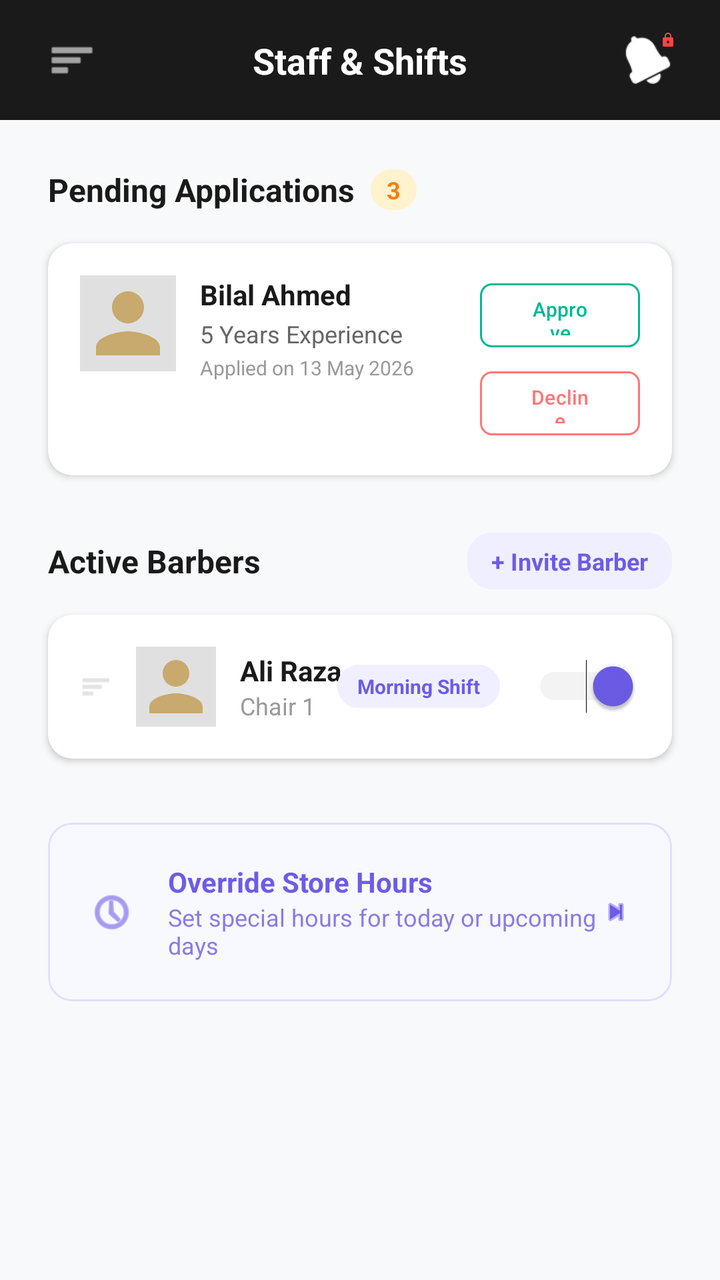
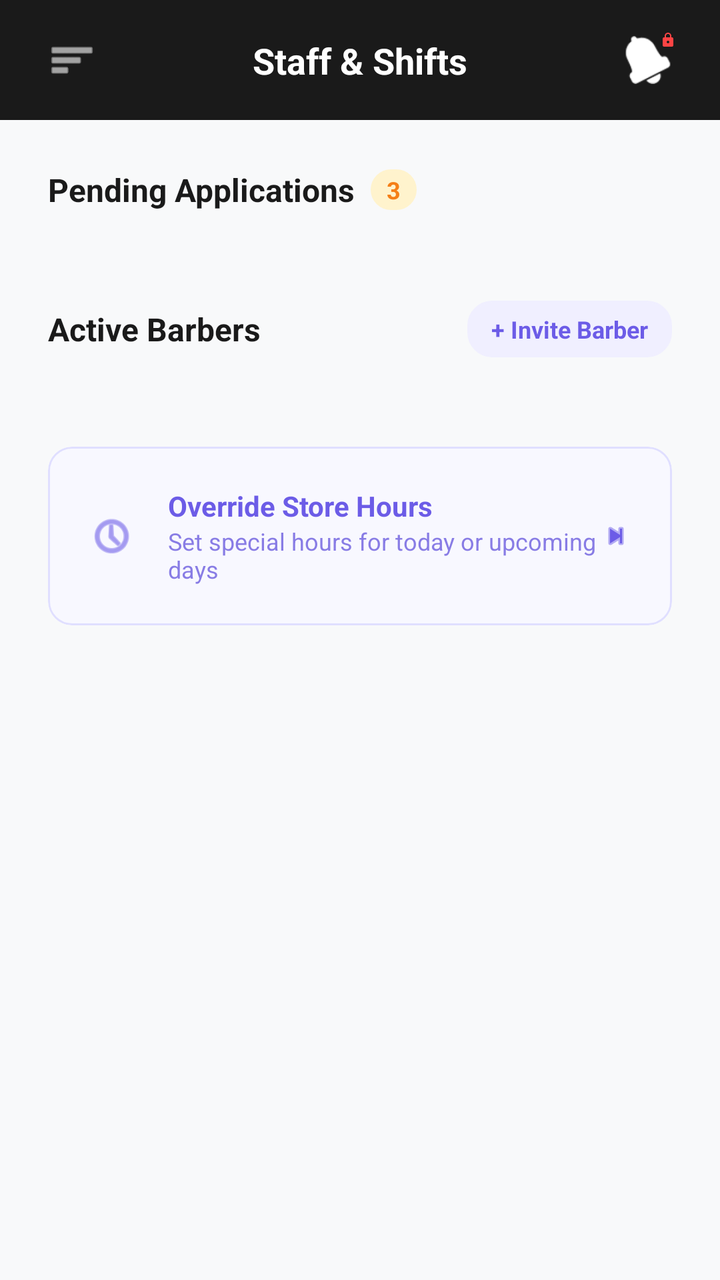

Screens rendered from an Android XML layout before and after an edit, with the pre-edit source and the edit as a unified diff.
<!-- AndroidManifest.xml: application theme Theme.Trimly -->
<!-- res/layout/fragment_staff_manager.xml -->
<?xml version="1.0" encoding="utf-8"?>
<ScrollView xmlns:android="http://schemas.android.com/apk/res/android"
    xmlns:app="http://schemas.android.com/apk/res-auto"
    android:layout_width="match_parent"
    android:layout_height="match_parent"
    android:background="#F8F9FA"
    android:fillViewport="true">

    <androidx.constraintlayout.widget.ConstraintLayout
        android:layout_width="match_parent"
        android:layout_height="wrap_content"
        android:paddingBottom="40dp">

        <View
            android:id="@+id/top_bar"
            android:layout_width="match_parent"
            android:layout_height="60dp"
            android:background="#1A1A1A"
            app:layout_constraintTop_toTopOf="parent" />

        <ImageView
            android:layout_width="24dp"
            android:layout_height="24dp"
            android:layout_marginStart="24dp"
            android:src="@android:drawable/ic_menu_sort_by_size"
            app:layout_constraintBottom_toBottomOf="@id/top_bar"
            app:layout_constraintStart_toStartOf="parent"
            app:layout_constraintTop_toTopOf="@id/top_bar"
            app:tint="#FFFFFF" />

        <TextView
            android:layout_width="wrap_content"
            android:layout_height="wrap_content"
            android:text="Staff &amp; Shifts"
            android:textColor="#FFFFFF"
            android:textSize="18sp"
            android:textStyle="bold"
            app:layout_constraintBottom_toBottomOf="@id/top_bar"
            app:layout_constraintEnd_toEndOf="parent"
            app:layout_constraintStart_toStartOf="parent"
            app:layout_constraintTop_toTopOf="@id/top_bar" />

        <ImageView
            android:layout_width="24dp"
            android:layout_height="24dp"
            android:layout_marginEnd="24dp"
            android:src="@android:drawable/ic_popup_reminder"
            app:layout_constraintBottom_toBottomOf="@id/top_bar"
            app:layout_constraintEnd_toEndOf="parent"
            app:layout_constraintTop_toTopOf="@id/top_bar"
            app:tint="#FFFFFF" />

        <View
            android:layout_width="8dp"
            android:layout_height="8dp"
            android:layout_marginTop="16dp"
            android:layout_marginEnd="22dp"
            android:backgroundTint="#FF4444"
            android:background="@drawable/ic_lock"
            app:layout_constraintEnd_toEndOf="parent"
            app:layout_constraintTop_toTopOf="@id/top_bar" />

        <TextView
            android:id="@+id/tv_pending_title"
            android:layout_width="wrap_content"
            android:layout_height="wrap_content"
            android:layout_marginStart="24dp"
            android:layout_marginTop="24dp"
            android:text="Pending Applications"
            android:textColor="#1A1A1A"
            android:textSize="16sp"
            android:textStyle="bold"
            app:layout_constraintStart_toStartOf="parent"
            app:layout_constraintTop_toBottomOf="@id/top_bar" />

        <TextView
            android:layout_width="wrap_content"
            android:layout_height="wrap_content"
            android:layout_marginStart="8dp"
            android:background="@drawable/bg_input_beige"
            android:backgroundTint="#FFF3CD"
            android:paddingHorizontal="8dp"
            android:paddingVertical="2dp"
            android:text="3"
            android:textColor="#F57F17"
            android:textSize="12sp"
            android:textStyle="bold"
            app:layout_constraintBottom_toBottomOf="@id/tv_pending_title"
            app:layout_constraintStart_toEndOf="@id/tv_pending_title"
            app:layout_constraintTop_toTopOf="@id/tv_pending_title" />

        <com.google.android.material.card.MaterialCardView
            android:id="@+id/card_pending_example"
            android:layout_width="match_parent"
            android:layout_height="wrap_content"
            android:layout_marginHorizontal="24dp"
            android:layout_marginTop="16dp"
            app:cardBackgroundColor="#FFFFFF"
            app:cardCornerRadius="12dp"
            app:cardElevation="2dp"
            app:strokeWidth="0dp"
            app:layout_constraintTop_toBottomOf="@id/tv_pending_title">

            <androidx.constraintlayout.widget.ConstraintLayout
                android:layout_width="match_parent"
                android:layout_height="wrap_content"
                android:padding="16dp">

                <ImageView
                    android:id="@+id/img_pending_avatar"
                    android:layout_width="48dp"
                    android:layout_height="48dp"
                    android:background="#E0E0E0"
                    android:src="@drawable/ic_user"
                    app:layout_constraintStart_toStartOf="parent"
                    app:layout_constraintTop_toTopOf="parent" />

                <TextView
                    android:id="@+id/tv_pending_name"
                    android:layout_width="wrap_content"
                    android:layout_height="wrap_content"
                    android:layout_marginStart="12dp"
                    android:text="Bilal Ahmed"
                    android:textColor="#1A1A1A"
                    android:textStyle="bold"
                    app:layout_constraintStart_toEndOf="@id/img_pending_avatar"
                    app:layout_constraintTop_toTopOf="@id/img_pending_avatar" />

                <TextView
                    android:id="@+id/tv_pending_exp"
                    android:layout_width="wrap_content"
                    android:layout_height="wrap_content"
                    android:layout_marginTop="2dp"
                    android:text="5 Years Experience"
                    android:textColor="#666666"
                    android:textSize="12sp"
                    app:layout_constraintStart_toStartOf="@id/tv_pending_name"
                    app:layout_constraintTop_toBottomOf="@id/tv_pending_name" />

                <TextView
                    android:layout_width="wrap_content"
                    android:layout_height="wrap_content"
                    android:layout_marginTop="2dp"
                    android:text="Applied on 13 May 2026"
                    android:textColor="#999999"
                    android:textSize="10sp"
                    app:layout_constraintStart_toStartOf="@id/tv_pending_name"
                    app:layout_constraintTop_toBottomOf="@id/tv_pending_exp" />

                <com.google.android.material.button.MaterialButton
                    android:id="@+id/btn_approve"
                    android:layout_width="80dp"
                    android:layout_height="40dp"
                    android:text="Approve"
                    android:textColor="#00B894"
                    android:textSize="10sp"
                    app:backgroundTint="#FFFFFF"
                    app:cornerRadius="6dp"
                    app:strokeColor="#00B894"
                    app:strokeWidth="1dp"
                    app:layout_constraintEnd_toEndOf="parent"
                    app:layout_constraintTop_toTopOf="parent" />

                <com.google.android.material.button.MaterialButton
                    android:id="@+id/btn_decline"
                    android:layout_width="80dp"
                    android:layout_height="40dp"
                    android:layout_marginTop="4dp"
                    android:text="Decline"
                    android:textColor="#FF7675"
                    android:textSize="10sp"
                    app:backgroundTint="#FFFFFF"
                    app:cornerRadius="6dp"
                    app:strokeColor="#FF7675"
                    app:strokeWidth="1dp"
                    app:layout_constraintEnd_toEndOf="parent"
                    app:layout_constraintTop_toBottomOf="@id/btn_approve" />

            </androidx.constraintlayout.widget.ConstraintLayout>
        </com.google.android.material.card.MaterialCardView>

        <TextView
            android:id="@+id/tv_active_title"
            android:layout_width="wrap_content"
            android:layout_height="wrap_content"
            android:layout_marginStart="24dp"
            android:layout_marginTop="32dp"
            android:text="Active Barbers"
            android:textColor="#1A1A1A"
            android:textSize="16sp"
            android:textStyle="bold"
            app:layout_constraintStart_toStartOf="parent"
            app:layout_constraintTop_toBottomOf="@id/card_pending_example" />

        <TextView
            android:id="@+id/btn_add_barber_mockup"
            android:layout_width="wrap_content"
            android:layout_height="wrap_content"
            android:layout_marginEnd="24dp"
            android:background="@drawable/bg_input_beige"
            android:backgroundTint="#F0EFFF"
            android:paddingHorizontal="12dp"
            android:paddingVertical="6dp"
            android:text="+ Invite Barber"
            android:textColor="#6C5CE7"
            android:textSize="12sp"
            android:textStyle="bold"
            app:layout_constraintBottom_toBottomOf="@id/tv_active_title"
            app:layout_constraintEnd_toEndOf="parent"
            app:layout_constraintTop_toTopOf="@id/tv_active_title" />

        <com.google.android.material.card.MaterialCardView
            android:id="@+id/card_active_example"
            android:layout_width="match_parent"
            android:layout_height="72dp"
            android:layout_marginHorizontal="24dp"
            android:layout_marginTop="16dp"
            app:cardBackgroundColor="#FFFFFF"
            app:cardCornerRadius="12dp"
            app:cardElevation="2dp"
            app:strokeWidth="0dp"
            app:layout_constraintTop_toBottomOf="@id/tv_active_title">

            <RelativeLayout
                android:layout_width="match_parent"
                android:layout_height="match_parent"
                android:paddingHorizontal="16dp">

                <ImageView
                    android:id="@+id/img_drag"
                    android:layout_width="16dp"
                    android:layout_height="16dp"
                    android:layout_centerVertical="true"
                    android:src="@android:drawable/ic_menu_sort_by_size"
                    app:tint="#D1D1D1" />

                <ImageView
                    android:id="@+id/img_active_avatar"
                    android:layout_width="40dp"
                    android:layout_height="40dp"
                    android:layout_centerVertical="true"
                    android:layout_marginStart="12dp"
                    android:layout_toEndOf="@id/img_drag"
                    android:background="#E0E0E0"
                    android:src="@drawable/ic_user" />

                <LinearLayout
                    android:layout_width="wrap_content"
                    android:layout_height="wrap_content"
                    android:layout_centerVertical="true"
                    android:layout_marginStart="12dp"
                    android:layout_toEndOf="@id/img_active_avatar"
                    android:orientation="vertical">

                    <TextView
                        android:layout_width="wrap_content"
                        android:layout_height="wrap_content"
                        android:text="Ali Raza"
                        android:textColor="#1A1A1A"
                        android:textStyle="bold" />

                    <TextView
                        android:layout_width="wrap_content"
                        android:layout_height="wrap_content"
                        android:text="Chair 1"
                        android:textColor="#999999"
                        android:textSize="12sp" />
                </LinearLayout>

                <TextView
                    android:layout_width="wrap_content"
                    android:layout_height="wrap_content"
                    android:layout_centerVertical="true"
                    android:layout_marginEnd="16dp"
                    android:layout_toStartOf="@id/switch_active"
                    android:background="@drawable/bg_input_beige"
                    android:backgroundTint="#F0EFFF"
                    android:paddingHorizontal="10dp"
                    android:paddingVertical="4dp"
                    android:text="Morning Shift"
                    android:textColor="#6C5CE7"
                    android:textSize="10sp"
                    android:textStyle="bold" />

                <Switch
                    android:id="@+id/switch_active"
                    android:layout_width="wrap_content"
                    android:layout_height="wrap_content"
                    android:layout_alignParentEnd="true"
                    android:layout_centerVertical="true"
                    android:checked="true"
                    android:thumbTint="#6C5CE7"
                    android:trackTint="#D1D1D1" />
            </RelativeLayout>
        </com.google.android.material.card.MaterialCardView>

        <com.google.android.material.card.MaterialCardView
            android:layout_width="match_parent"
            android:layout_height="wrap_content"
            android:layout_marginHorizontal="24dp"
            android:layout_marginTop="32dp"
            app:cardBackgroundColor="#F8F8FF"
            app:cardCornerRadius="12dp"
            app:cardElevation="0dp"
            app:strokeColor="#E0DFFF"
            app:strokeWidth="1dp"
            app:layout_constraintTop_toBottomOf="@id/card_active_example">

            <RelativeLayout
                android:layout_width="match_parent"
                android:layout_height="match_parent"
                android:padding="20dp">

                <ImageView
                    android:id="@+id/img_clock"
                    android:layout_width="24dp"
                    android:layout_height="24dp"
                    android:layout_centerVertical="true"
                    android:src="@android:drawable/ic_menu_recent_history"
                    app:tint="#6C5CE7" />

                <LinearLayout
                    android:layout_width="wrap_content"
                    android:layout_height="wrap_content"
                    android:layout_centerVertical="true"
                    android:layout_marginStart="16dp"
                    android:layout_toEndOf="@id/img_clock"
                    android:orientation="vertical">

                    <TextView
                        android:layout_width="wrap_content"
                        android:layout_height="wrap_content"
                        android:text="Override Store Hours"
                        android:textColor="#6C5CE7"
                        android:textStyle="bold" />

                    <TextView
                        android:layout_width="wrap_content"
                        android:layout_height="wrap_content"
                        android:text="Set special hours for today or upcoming days"
                        android:textColor="#887CE5"
                        android:textSize="12sp" />
                </LinearLayout>

                <ImageView
                    android:layout_width="16dp"
                    android:layout_height="16dp"
                    android:layout_alignParentEnd="true"
                    android:layout_centerVertical="true"
                    android:src="@android:drawable/ic_media_next"
                    app:tint="#6C5CE7" />
            </RelativeLayout>
        </com.google.android.material.card.MaterialCardView>

    </androidx.constraintlayout.widget.ConstraintLayout>
</ScrollView>
<!-- resources referenced by this layout -->
<resources>
  <!-- drawable bg_input_beige (drawable) -->
  <shape xmlns:android="http://schemas.android.com/apk/res/android">
      <solid android:color="#F5F0E8"/>
      <corners android:radius="12dp"/>
      <stroke android:color="#E0D5C5" android:width="1dp"/>
  </shape>
  <!-- drawable ic_lock (drawable) -->
  <vector xmlns:android="http://schemas.android.com/apk/res/android"
      android:width="24dp"
      android:height="24dp"
      android:viewportWidth="24"
      android:viewportHeight="24"
      android:tint="#C8A96E">
      <path
          android:fillColor="#1A1814"
          android:pathData="M18,8h-1L17,6c0,-2.76 -2.24,-5 -5,-5S7,3.24 7,6v2L6,8c-1.1,0 -2,0.9 -2,2v10c0,1.1 0.9,2 2,2h12c1.1,0 2,-0.9 2,-2L20,10c0,-1.1 -0.9,-2 -2,-2zM12,17c-1.1,0 -2,-0.9 -2,-2s0.9,-2 2,-2 2,0.9 2,2 -0.9,2 -2,2zM15.1,8L8.9,8L8.9,6c0,-1.71 1.39,-3.1 3.1,-3.1 1.71,0 3.1,1.39 3.1,3.1v2z"/>
  </vector>
  <!-- drawable ic_user (drawable) -->
  <vector xmlns:android="http://schemas.android.com/apk/res/android"
      android:width="24dp"
      android:height="24dp"
      android:viewportWidth="24"
      android:viewportHeight="24"
      android:tint="#C8A96E">
      <path
          android:fillColor="#1A1814"
          android:pathData="M12,12c2.21,0 4,-1.79 4,-4s-1.79,-4 -4,-4 -4,1.79 -4,4 1.79,4 4,4zM12,14c-2.67,0 -8,1.34 -8,4v2h16v-2c0,-2.66 -5.33,-4 -8,-4z"/>
  </vector>
  <style name="Theme.Trimly" parent="Base.Theme.Trimly" />
  <style name="Base.Theme.Trimly" parent="Theme.Material3.DayNight.NoActionBar">
          
          
      </style>
</resources>

<!-- the commit's change to res/layout/fragment_staff_manager.xml (unified diff, before → after) -->
@@ -89,95 +89,13 @@
             app:layout_constraintStart_toEndOf="@id/tv_pending_title"
             app:layout_constraintTop_toTopOf="@id/tv_pending_title" />
 
-        <com.google.android.material.card.MaterialCardView
-            android:id="@+id/card_pending_example"
+        <androidx.recyclerview.widget.RecyclerView
+            android:id="@+id/rv_pending_barbers"
             android:layout_width="match_parent"
             android:layout_height="wrap_content"
-            android:layout_marginHorizontal="24dp"
             android:layout_marginTop="16dp"
-            app:cardBackgroundColor="#FFFFFF"
-            app:cardCornerRadius="12dp"
-            app:cardElevation="2dp"
-            app:strokeWidth="0dp"
-            app:layout_constraintTop_toBottomOf="@id/tv_pending_title">
-
-            <androidx.constraintlayout.widget.ConstraintLayout
-                android:layout_width="match_parent"
-                android:layout_height="wrap_content"
-                android:padding="16dp">
-
-                <ImageView
-                    android:id="@+id/img_pending_avatar"
-                    android:layout_width="48dp"
-                    android:layout_height="48dp"
-                    android:background="#E0E0E0"
-                    android:src="@drawable/ic_user"
-                    app:layout_constraintStart_toStartOf="parent"
-                    app:layout_constraintTop_toTopOf="parent" />
-
-                <TextView
-                    android:id="@+id/tv_pending_name"
-                    android:layout_width="wrap_content"
-                    android:layout_height="wrap_content"
-                    android:layout_marginStart="12dp"
-                    android:text="Bilal Ahmed"
-                    android:textColor="#1A1A1A"
-                    android:textStyle="bold"
-                    app:layout_constraintStart_toEndOf="@id/img_pending_avatar"
-                    app:layout_constraintTop_toTopOf="@id/img_pending_avatar" />
-
-                <TextView
-                    android:id="@+id/tv_pending_exp"
-                    android:layout_width="wrap_content"
-                    android:layout_height="wrap_content"
-                    android:layout_marginTop="2dp"
-                    android:text="5 Years Experience"
-                    android:textColor="#666666"
-                    android:textSize="12sp"
-                    app:layout_constraintStart_toStartOf="@id/tv_pending_name"
-                    app:layout_constraintTop_toBottomOf="@id/tv_pending_name" />
-
-                <TextView
-                    android:layout_width="wrap_content"
-                    android:layout_height="wrap_content"
-                    android:layout_marginTop="2dp"
-                    android:text="Applied on 13 May 2026"
-                    android:textColor="#999999"
-                    android:textSize="10sp"
-                    app:layout_constraintStart_toStartOf="@id/tv_pending_name"
-                    app:layout_constraintTop_toBottomOf="@id/tv_pending_exp" />
-
-                <com.google.android.material.button.MaterialButton
-                    android:id="@+id/btn_approve"
-                    android:layout_width="80dp"
-                    android:layout_height="40dp"
-                    android:text="Approve"
-                    android:textColor="#00B894"
-                    android:textSize="10sp"
-                    app:backgroundTint="#FFFFFF"
-                    app:cornerRadius="6dp"
-                    app:strokeColor="#00B894"
-                    app:strokeWidth="1dp"
-                    app:layout_constraintEnd_toEndOf="parent"
-                    app:layout_constraintTop_toTopOf="parent" />
-
-                <com.google.android.material.button.MaterialButton
-                    android:id="@+id/btn_decline"
-                    android:layout_width="80dp"
-                    android:layout_height="40dp"
-                    android:layout_marginTop="4dp"
-                    android:text="Decline"
-                    android:textColor="#FF7675"
-                    android:textSize="10sp"
-                    app:backgroundTint="#FFFFFF"
-                    app:cornerRadius="6dp"
-                    app:strokeColor="#FF7675"
-                    app:strokeWidth="1dp"
-                    app:layout_constraintEnd_toEndOf="parent"
-                    app:layout_constraintTop_toBottomOf="@id/btn_approve" />
-
-            </androidx.constraintlayout.widget.ConstraintLayout>
-        </com.google.android.material.card.MaterialCardView>
+            android:nestedScrollingEnabled="false"
+            app:layout_constraintTop_toBottomOf="@id/tv_pending_title" />
 
         <TextView
             android:id="@+id/tv_active_title"
@@ -190,7 +108,7 @@
             android:textSize="16sp"
             android:textStyle="bold"
             app:layout_constraintStart_toStartOf="parent"
-            app:layout_constraintTop_toBottomOf="@id/card_pending_example" />
+            app:layout_constraintTop_toBottomOf="@id/rv_pending_barbers" />
 
         <TextView
             android:id="@+id/btn_add_barber_mockup"
@@ -209,90 +127,13 @@
             app:layout_constraintEnd_toEndOf="parent"
             app:layout_constraintTop_toTopOf="@id/tv_active_title" />
 
-        <com.google.android.material.card.MaterialCardView
-            android:id="@+id/card_active_example"
+        <androidx.recyclerview.widget.RecyclerView
+            android:id="@+id/rv_active_barbers"
             android:layout_width="match_parent"
-            android:layout_height="72dp"
-            android:layout_marginHorizontal="24dp"
+            android:layout_height="wrap_content"
             android:layout_marginTop="16dp"
-            app:cardBackgroundColor="#FFFFFF"
-            app:cardCornerRadius="12dp"
-            app:cardElevation="2dp"
-            app:strokeWidth="0dp"
-            app:layout_constraintTop_toBottomOf="@id/tv_active_title">
-
-            <RelativeLayout
-                android:layout_width="match_parent"
-                android:layout_height="match_parent"
-                android:paddingHorizontal="16dp">
-
-                <ImageView
-                    android:id="@+id/img_drag"
-                    android:layout_width="16dp"
-                    android:layout_height="16dp"
-                    android:layout_centerVertical="true"
-                    android:src="@android:drawable/ic_menu_sort_by_size"
-                    app:tint="#D1D1D1" />
-
-                <ImageView
-                    android:id="@+id/img_active_avatar"
-                    android:layout_width="40dp"
-                    android:layout_height="40dp"
-                    android:layout_centerVertical="true"
-                    android:layout_marginStart="12dp"
-                    android:layout_toEndOf="@id/img_drag"
-                    android:background="#E0E0E0"
-                    android:src="@drawable/ic_user" />
-
-                <LinearLayout
-                    android:layout_width="wrap_content"
-                    android:layout_height="wrap_content"
-                    android:layout_centerVertical="true"
-                    android:layout_marginStart="12dp"
-                    android:layout_toEndOf="@id/img_active_avatar"
-                    android:orientation="vertical">
-
-                    <TextView
-                        android:layout_width="wrap_content"
-                        android:layout_height="wrap_content"
-                        android:text="Ali Raza"
-                        android:textColor="#1A1A1A"
-                        android:textStyle="bold" />
-
-                    <TextView
-                        android:layout_width="wrap_content"
-                        android:layout_height="wrap_content"
-                        android:text="Chair 1"
-                        android:textColor="#999999"
-                        android:textSize="12sp" />
-                </LinearLayout>
-
-                <TextView
-                    android:layout_width="wrap_content"
-                    android:layout_height="wrap_content"
-                    android:layout_centerVertical="true"
-                    android:layout_marginEnd="16dp"
-                    android:layout_toStartOf="@id/switch_active"
-                    android:background="@drawable/bg_input_beige"
-                    android:backgroundTint="#F0EFFF"
-                    android:paddingHorizontal="10dp"
-                    android:paddingVertical="4dp"
-                    android:text="Morning Shift"
-                    android:textColor="#6C5CE7"
-                    android:textSize="10sp"
-                    android:textStyle="bold" />
-
-                <Switch
-                    android:id="@+id/switch_active"
-                    android:layout_width="wrap_content"
-                    android:layout_height="wrap_content"
-                    android:layout_alignParentEnd="true"
-                    android:layout_centerVertical="true"
-                    android:checked="true"
-                    android:thumbTint="#6C5CE7"
-                    android:trackTint="#D1D1D1" />
-            </RelativeLayout>
-        </com.google.android.material.card.MaterialCardView>
+            android:nestedScrollingEnabled="false"
+            app:layout_constraintTop_toBottomOf="@id/tv_active_title" />
 
         <com.google.android.material.card.MaterialCardView
             android:layout_width="match_parent"
@@ -304,7 +145,7 @@
             app:cardElevation="0dp"
             app:strokeColor="#E0DFFF"
             app:strokeWidth="1dp"
-            app:layout_constraintTop_toBottomOf="@id/card_active_example">
+            app:layout_constraintTop_toBottomOf="@id/rv_active_barbers">
 
             <RelativeLayout
                 android:layout_width="match_parent"
@@ -326,14 +167,12 @@
                     android:layout_marginStart="16dp"
                     android:layout_toEndOf="@id/img_clock"
                     android:orientation="vertical">
-
                     <TextView
                         android:layout_width="wrap_content"
                         android:layout_height="wrap_content"
                         android:text="Override Store Hours"
                         android:textColor="#6C5CE7"
                         android:textStyle="bold" />
-
                     <TextView
                         android:layout_width="wrap_content"
                         android:layout_height="wrap_content"
<!-- resource entries referenced after the edit -->
@@ -17,17 +17,6 @@
           android:fillColor="#1A1814"
           android:pathData="M18,8h-1L17,6c0,-2.76 -2.24,-5 -5,-5S7,3.24 7,6v2L6,8c-1.1,0 -2,0.9 -2,2v10c0,1.1 0.9,2 2,2h12c1.1,0 2,-0.9 2,-2L20,10c0,-1.1 -0.9,-2 -2,-2zM12,17c-1.1,0 -2,-0.9 -2,-2s0.9,-2 2,-2 2,0.9 2,2 -0.9,2 -2,2zM15.1,8L8.9,8L8.9,6c0,-1.71 1.39,-3.1 3.1,-3.1 1.71,0 3.1,1.39 3.1,3.1v2z"/>
   </vector>
-  <!-- drawable ic_user (drawable) -->
-  <vector xmlns:android="http://schemas.android.com/apk/res/android"
-      android:width="24dp"
-      android:height="24dp"
-      android:viewportWidth="24"
-      android:viewportHeight="24"
-      android:tint="#C8A96E">
-      <path
-          android:fillColor="#1A1814"
-          android:pathData="M12,12c2.21,0 4,-1.79 4,-4s-1.79,-4 -4,-4 -4,1.79 -4,4 1.79,4 4,4zM12,14c-2.67,0 -8,1.34 -8,4v2h16v-2c0,-2.66 -5.33,-4 -8,-4z"/>
-  </vector>
   <style name="Theme.Trimly" parent="Base.Theme.Trimly" />
   <style name="Base.Theme.Trimly" parent="Theme.Material3.DayNight.NoActionBar">
           
